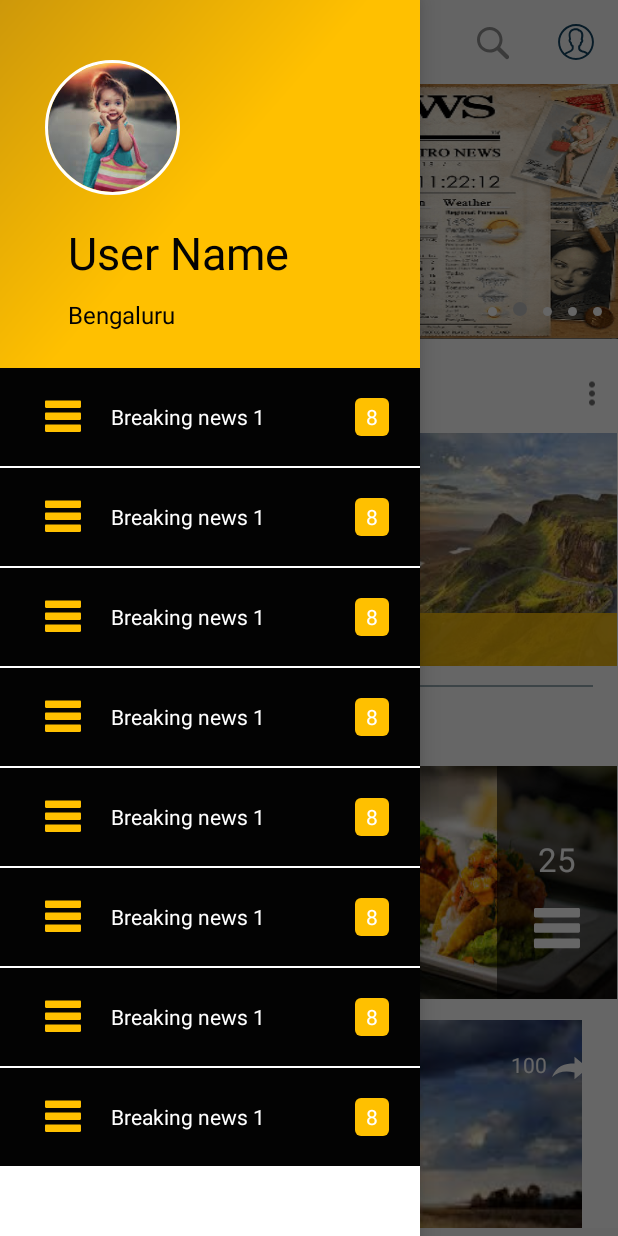
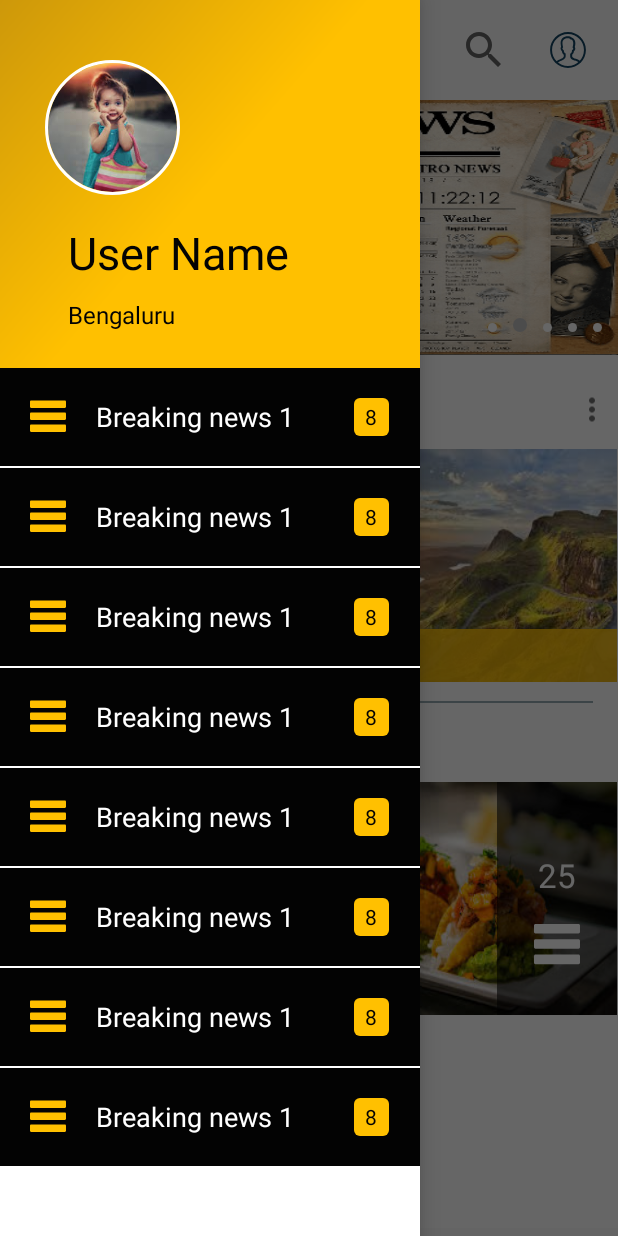
Before and after one commit to abhi93shekJha/newsApplication, an Android app: the DashboardActivity screen opened directly, with no data from a screen before it, with the side drawer open, on a phone screen of 412 x 824 dp. Run offline under Robolectric (Android 15) with nearby library versions, the phone set to English and light mode, and no system bars; our stand-ins replace ButterKnife, CircleImageView; libraries missing offline, so code that uses them is left out: com.flaviofaria.kenburnsview, com.github.rubensousa.gravitysnaphelper; pictures from the network do not load; 5 statements that could not run were skipped.

Commit message:
DashboardActivity and RecyclerViewDataAdapterTest adding push_left_to_right xml layout in anim folder, activity_dashboard,login,custom_actionbar,nav_item_row,menu_dashboard these are file some need requirement design changes.

```diff
--- a/app/src/main/java/com/gsatechworld/gugrify/view/dashboard/DashboardActivity.java
+++ b/app/src/main/java/com/gsatechworld/gugrify/view/dashboard/DashboardActivity.java
@@ -1,5 +1,7 @@
 package com.gsatechworld.gugrify.view.dashboard;
 
+import android.app.SearchManager;
+import android.content.Context;
 import android.graphics.drawable.Drawable;
 import android.os.Build;
 import android.os.Bundle;
@@ -25,8 +27,12 @@ import android.view.WindowManager;
 import android.view.animation.AccelerateDecelerateInterpolator;
 import android.view.animation.Animation;
 import android.view.animation.AnimationUtils;
+import android.widget.EditText;
 import android.widget.ImageView;
 import android.widget.LinearLayout;
+import android.widget.TextView;
+import android.widget.Toast;
+import android.support.v7.widget.SearchView;
 
 import com.flaviofaria.kenburnsview.KenBurnsView;
 import com.flaviofaria.kenburnsview.TransitionGenerator;
@@ -77,6 +83,7 @@ public class DashboardActivity extends AppCompatActivity implements OnRecyclerIt
         toggle.setDrawerIndicatorEnabled(false);
         Drawable drawable = ResourcesCompat.getDrawable(getResources(), R.mipmap.logo, getTheme());
         toggle.setHomeAsUpIndicator(drawable);
+
         toggle.setToolbarNavigationClickListener(new View.OnClickListener() {
             @Override
             public void onClick(View v) {
@@ -264,6 +271,14 @@ public class DashboardActivity extends AppCompatActivity implements OnRecyclerIt
     public boolean onCreateOptionsMenu(Menu menu) {
         // Inflate the menu; this adds items to the action bar if it is present.
         getMenuInflater().inflate(R.menu.menu_dashboard, menu);
+
+        /*SearchManager searchManager =
+                (SearchManager) getSystemService(Context.SEARCH_SERVICE);
+        SearchView searchView =
+                (SearchView) menu.findItem(R.menu.menu_dashboard).getActionView();
+        searchView.setSearchableInfo(
+                searchManager.getSearchableInfo(getComponentName()));*/
+
         return true;
     }
 
@@ -274,10 +289,23 @@ public class DashboardActivity extends AppCompatActivity implements OnRecyclerIt
         // as you specify a parent activity in AndroidManifest.xml.
         int id = item.getItemId();
 
+        if (id == R.id.action_esarch){
+
+           /* TextView tvTitle = (TextView)findViewById(R.id.tvTitle);
+            tvTitle.setVisibility(View.GONE);
+            EditText et_search = (EditText)findViewById(R.id.et_search);
+            et_search.setVisibility(View.VISIBLE);*/
+
+            TextView tvTitle = (TextView)findViewById(R.id.tvTitle);
+            tvTitle.setVisibility(View.GONE);
+            Toast.makeText(this, "Ashish", Toast.LENGTH_SHORT).show();
+            return true;
+        }
         //noinspection SimplifiableIfStatement
         if (id == R.id.action_settings) {
             return true;
         }
+
         return super.onOptionsItemSelected(item);
     }
 
--- a/app/src/main/java/com/gsatechworld/gugrify/view/dashboard/RecyclerViewDataAdapterTest.java
+++ b/app/src/main/java/com/gsatechworld/gugrify/view/dashboard/RecyclerViewDataAdapterTest.java
@@ -30,6 +30,8 @@ public class RecyclerViewDataAdapterTest extends RecyclerView.Adapter<RecyclerVi
     private SnapHelper snapHelper;
     private SectionListDataAdapter adapter;
     Animation slide;
+
+    private int lastPosition = -1;
 
     public RecyclerViewDataAdapterTest(ArrayList<SectionDataModel> dataList, Context mContext) {
         this.dataList = dataList;
@@ -74,16 +76,26 @@ public class RecyclerViewDataAdapterTest extends RecyclerView.Adapter<RecyclerVi
         if(position == 0){
             latestNewItems = dataList.get(position).getLatestNewItemModelArrayList();
             adapter = new SectionListDataAdapter(latestNewItems, mContext, 1, position);
+
+
         } else if(position == 1){
             playListItems = dataList.get(position).getPlayListItemModelArrayList();
             adapter = new SectionListDataAdapter(playListItems, mContext, 2, position);
             holder.btnMore.setVisibility(View.INVISIBLE);
             holder.line.setVisibility(View.GONE);
         }
-//        else if(position == 2){
-//            otherNewsItems = dataList.get(position).getOtherNewsItemModelArrayList();
-//            adapter = new SectionListDataAdapter(otherNewsItems, mContext, 3);
-//        }
+
+
+       /* else if(position == 2){
+           *//* otherNewsItems = dataList.get(position).getOtherNewsItemModelArrayList();
+            adapter = new SectionListDataAdapter(otherNewsItems, mContext, 3,position);
+*//*
+            Animation animation = AnimationUtils.loadAnimation(mContext, (position
+                    > lastPosition) ? R.anim.push_left_to_right :
+                    R.anim.push_left_to_right);
+            holder.itemView.startAnimation(animation);
+            lastPosition = position;
+        }*/
         if(holder.itemTitle != null)
         holder.itemTitle.setText(sectionName);
 
@@ -93,11 +105,21 @@ public class RecyclerViewDataAdapterTest extends RecyclerView.Adapter<RecyclerVi
             holder.recyclerView.setHasFixedSize(true);
             holder.recyclerView.setRecycledViewPool(recycledViewPool);
             snapHelper.attachToRecyclerView(holder.recyclerView);
+
         } else {
             Glide.with(mContext)
                     .load(dataList.get(position).getImg())
                     .into(holder.img);
+
+            for (int i = 0; i < getItemCount(); i++) {
+
+            Animation animation = AnimationUtils.loadAnimation(mContext, (position
+                    > lastPosition) ? R.anim.push_left_to_right :
+                    R.anim.push_left_to_right);
+            holder.itemView.startAnimation(animation);
+            lastPosition = position;
             //holder.img.setImageResource(dataList.get(position).getImg());
+            }
         }
         slide = AnimationUtils.loadAnimation(mContext, R.anim.slide_left);
 //        else {
--- /dev/null
+++ b/app/src/main/res/anim/push_left_to_right.xml
@@ -0,0 +1,14 @@
+<set xmlns:android="http://schemas.android.com/apk/res/android"
+    android:shareInterpolator="false">
+   <!-- <translate
+        android:duration="5000"
+        android:fromXDelta="-100%"
+        android:fromYDelta="0%"
+        android:toXDelta="0%"
+        android:toYDelta="0%" />-->
+
+    <translate android:fromXDelta="100%p" android:toXDelta="0"
+        android:duration="2000"/>
+    <alpha android:fromAlpha="0.0" android:toAlpha="1.0"
+        android:duration="2000" />
+</set>
--- a/app/src/main/res/layout/activity_dashboard.xml
+++ b/app/src/main/res/layout/activity_dashboard.xml
@@ -17,7 +17,8 @@
             android:id="@+id/toolbar"
             android:layout_width="wrap_content"
             android:layout_height="?attr/actionBarSize"
-            app:popupTheme="@style/AppTheme.PopupOverlay">
+            app:popupTheme="@style/AppTheme.PopupOverlay"
+            android:layout_margin="5dp">
 
             <include layout="@layout/custom_actionbar" />
 
--- a/app/src/main/res/layout/custom_actionbar.xml
+++ b/app/src/main/res/layout/custom_actionbar.xml
@@ -15,4 +15,5 @@
         android:textColor="@color/ststusbar_color"
         android:textSize="25sp"
         android:textStyle="bold" />
+
 </LinearLayout>
--- a/app/src/main/res/layout/nav_item_row.xml
+++ b/app/src/main/res/layout/nav_item_row.xml
@@ -16,7 +16,7 @@
             android:id="@+id/navImageItem"
             android:layout_width="wrap_content"
             android:layout_height="wrap_content"
-            android:layout_marginLeft="10dp"
+            android:layout_marginLeft="0dp"
             android:layout_gravity="center_vertical"
             app:srcCompat="@drawable/ic_menu_orange" />
 
@@ -30,7 +30,7 @@
             android:paddingLeft="20dp"
             android:text="Breaking News"
             android:textColor="@color/colorWhite"
-            android:textSize="14sp" />
+            android:textSize="18sp" />
 
         <TextView
             android:id="@+id/navItemCount"
@@ -42,10 +42,10 @@
             android:gravity="center"
             android:layout_gravity="center_horizontal"
             android:text="8"
-            android:textColor="@color/colorWhite" />
+            android:textColor="@color/color_black" />
     </LinearLayout>
     <View
         android:background="@color/colorWhite"
         android:layout_width="match_parent"
-        android:layout_height="1dp"></View>
+        android:layout_height="1dp"/>
 </LinearLayout>
--- a/app/src/main/res/menu/menu_dashboard.xml
+++ b/app/src/main/res/menu/menu_dashboard.xml
@@ -1,6 +1,7 @@
 <menu xmlns:android="http://schemas.android.com/apk/res/android"
     xmlns:app="http://schemas.android.com/apk/res-auto"
     xmlns:tools="http://schemas.android.com/tools"
+    xmlns:appcompat="http://schemas.android.com/apk/res-auto"
     tools:context="com.gsatechworld.gugrify.view.dashboard.DashboardActivity">
     <group
         android:id="@+id/main_menu_group">
@@ -16,7 +17,8 @@
             android:enabled="true"
             android:icon="@drawable/ic_search"
             android:title="search"
-            app:showAsAction="ifRoom" />
+            app:showAsAction="ifRoom"
+            appcompat:actionViewClass="android.support.v7.widget.SearchView"/>
         <item
             android:id="@+id/action_avatar"
             android:icon="@drawable/ic_avatar"
```
Also changed, not shown: app/src/main/res/layout/activity_login.xml (+13 -9 lines).
